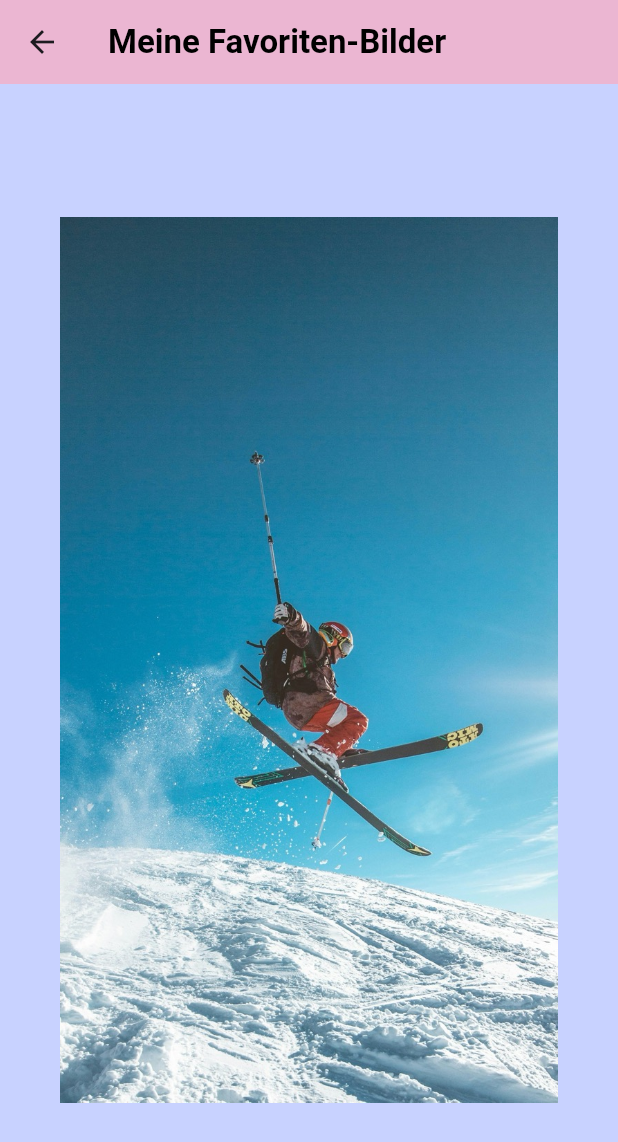
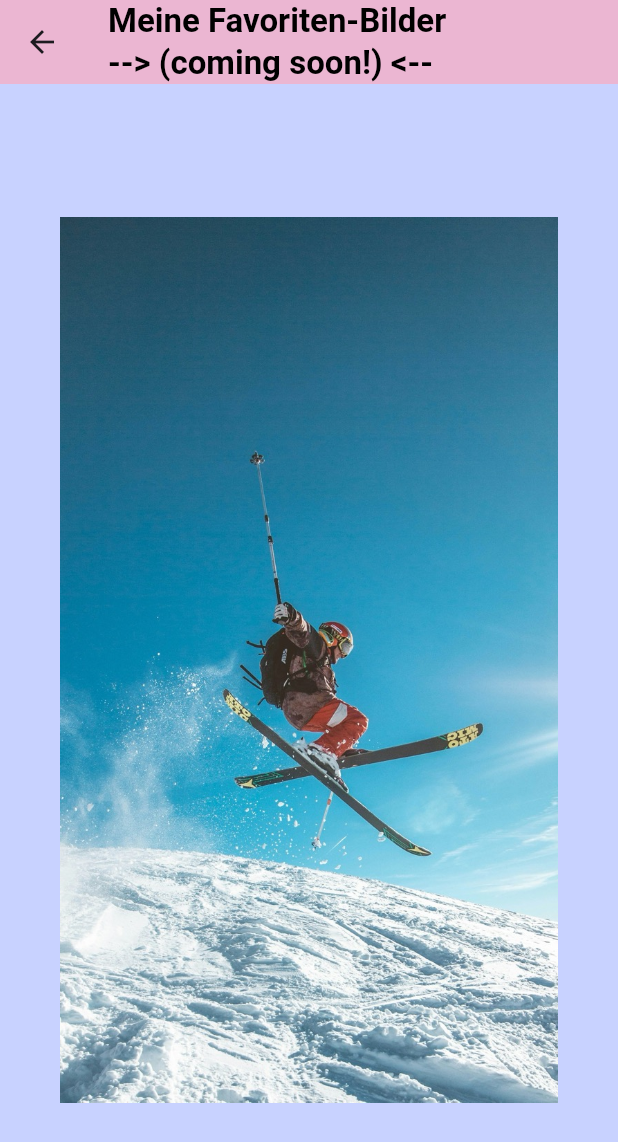
Before and after one commit to JuergenHollmann/project_13_picture_gallery_jh, a Flutter app: the Favorites screen opened directly, on a phone screen of 412 x 824 dp. Shown: the top 1142 px of the screen. Run offline on Flutter 3.47's test engine with Material 3 defaults, Android fonts, the phone set to English and light mode, and no system bars.

Commit message:
ready for presentation the MVP

```diff
--- a/lib/features/gallery/screens/favorites.dart
+++ b/lib/features/gallery/screens/favorites.dart
@@ -11,7 +11,7 @@ class Favorites extends StatelessWidget {
       appBar: AppBar(
         backgroundColor: const Color.fromARGB(255, 235, 182, 210),
         title: const Text(
-          "Meine Favoriten-Bilder",
+          "Meine Favoriten-Bilder \n--> (coming soon!) <--",
           style: TextStyle(color: Colors.black, fontWeight: FontWeight.bold),
         ),
       ),
```
